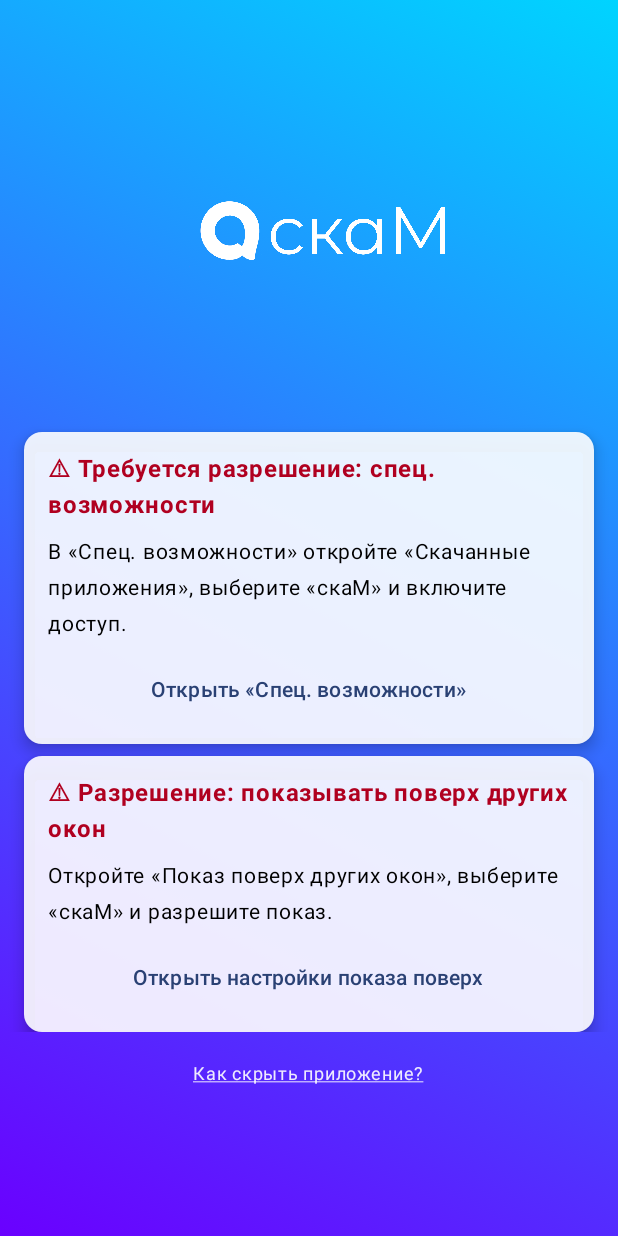
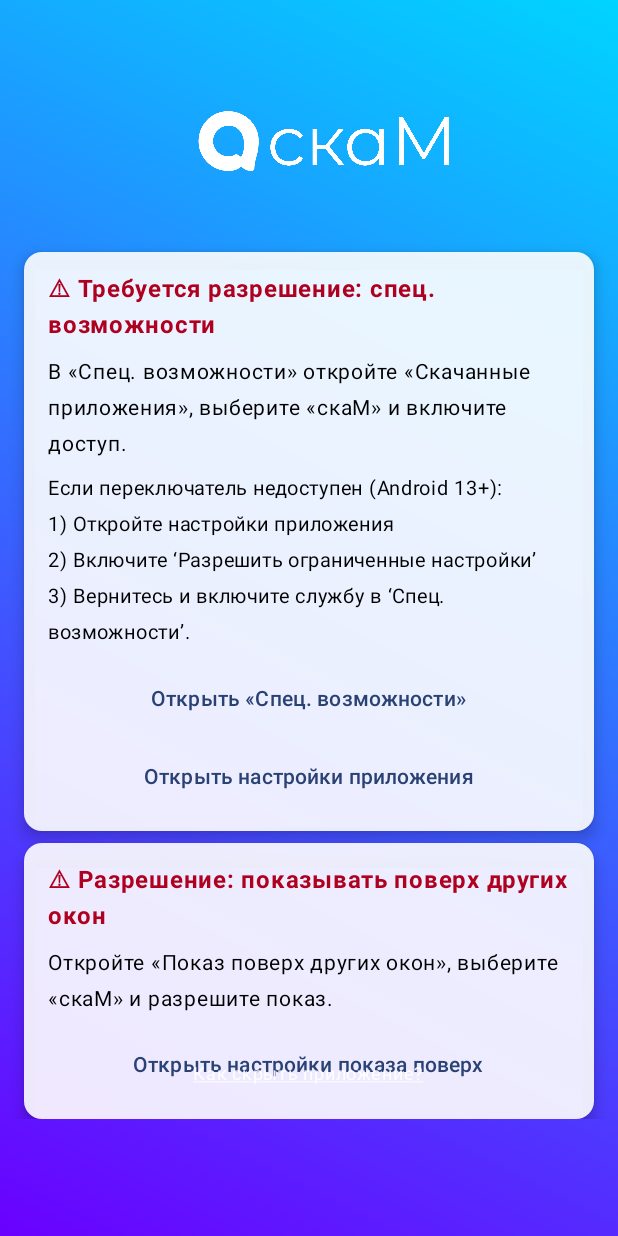
Before and after one commit to scaik/scam-max-disabler, an Android app built with Jetpack Compose: the screen it shows after launch (MainActivity), on a phone screen of 412 x 824 dp. Run offline under Robolectric (Android 15) with nearby library versions, the phone set to English and light mode, and no system bars.

Commit message:
✨ feat(ui): adjust logo sizing constraints (centered, non-stretched)

```diff
--- a/app/src/main/java/ru/scaik/scammaxdisabler/MainActivity.kt
+++ b/app/src/main/java/ru/scaik/scammaxdisabler/MainActivity.kt
@@ -12,6 +12,7 @@ import androidx.activity.compose.setContent
 import androidx.activity.enableEdgeToEdge
 import androidx.compose.foundation.Image
 import androidx.compose.foundation.background
+import androidx.compose.foundation.border
 import androidx.compose.foundation.clickable
 import androidx.compose.foundation.rememberScrollState
 import androidx.compose.foundation.verticalScroll
@@ -28,6 +29,7 @@ import androidx.compose.ui.graphics.Brush
 import androidx.compose.ui.res.painterResource
 import androidx.compose.ui.text.font.FontWeight
 import androidx.compose.ui.text.style.TextDecoration
+import androidx.compose.ui.layout.ContentScale
 import androidx.compose.ui.unit.dp
 import androidx.compose.ui.unit.sp
 import ru.scaik.scammaxdisabler.ui.theme.ScamMaxDisablerTheme
@@ -120,7 +122,11 @@ fun MainScreen(context: Context) {
             Image(
                 painter = painterResource(id = R.drawable.logo),
                 contentDescription = "App logo",
-                modifier = Modifier.height(260.dp)
+                modifier = Modifier
+                    .fillMaxWidth(0.7f)
+                    .heightIn(max = 140.dp),
+                contentScale = ContentScale.Crop,
+                alignment = Alignment.Center
             )
 
             if (!hasAccessibility) {
@@ -146,6 +152,12 @@ fun MainScreen(context: Context) {
                             color = Color.Black,
                             fontSize = 14.sp
                         )
+                        Spacer(modifier = Modifier.height(6.dp))
+                        Text(
+                            text = "Если переключатель недоступен (Android 13+):\n1) Откройте настройки приложения\n2) Включите ‘Разрешить ограниченные настройки’\n3) Вернитесь и включите службу в ‘Спец. возможности’.",
+                            color = Color.Black,
+                            fontSize = 13.sp
+                        )
                         Spacer(modifier = Modifier.height(8.dp))
                         TextButton(
                             onClick = {
@@ -157,6 +169,19 @@ fun MainScreen(context: Context) {
                             shape = RoundedCornerShape(8.dp)
                         ) {
                             Text(text = "Открыть «Спец. возможности»")
+                        }
+                        Spacer(modifier = Modifier.height(4.dp))
+                        TextButton(
+                            onClick = {
+                                val intent = Intent(Settings.ACTION_APPLICATION_DETAILS_SETTINGS).apply {
+                                    data = Uri.parse("package:" + context.packageName)
+                                    addFlags(Intent.FLAG_ACTIVITY_NEW_TASK)
+                                }
+                                context.startActivity(intent)
+                            },
+                            shape = RoundedCornerShape(8.dp)
+                        ) {
+                            Text(text = "Открыть настройки приложения")
                         }
                     }
                 }
```
